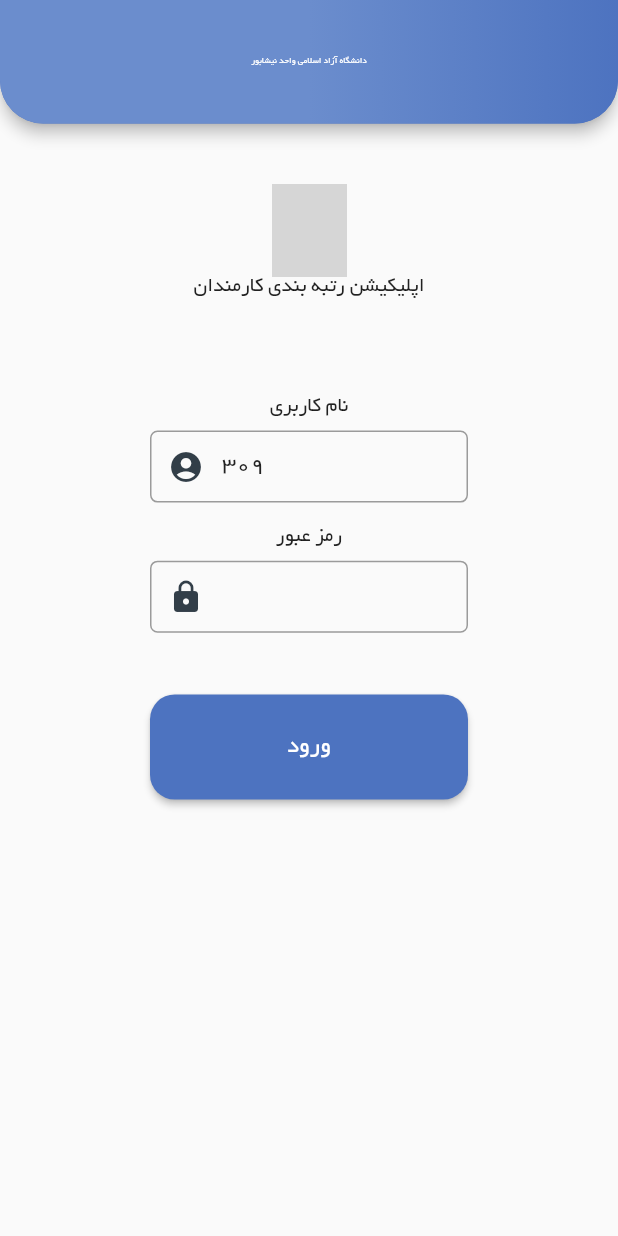
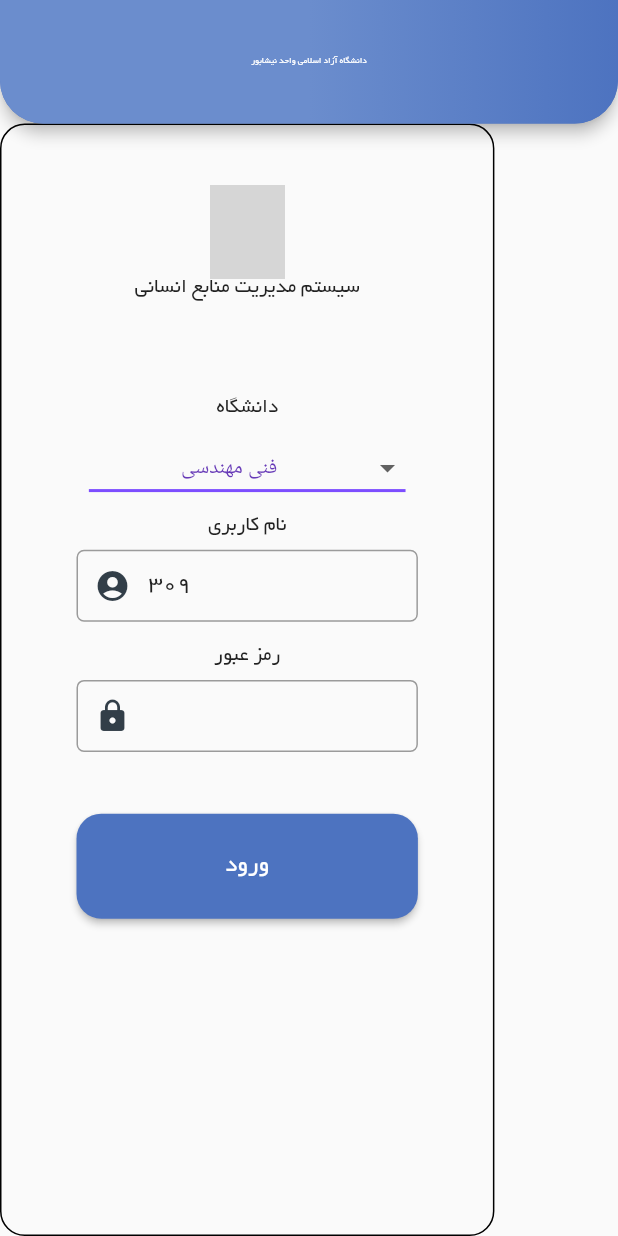
Before and after one commit to rasooltaghipoor/Automation-System, a Flutter app: the screen it shows after launch, on a phone screen of 412 x 824 dp. Run offline on Flutter 3.47's test engine with Material 2 defaults, Android fonts, the light colour scheme and no system bars; our stand-ins replace file_picker, flutter_svg, google_nav_bar, line_icons, responsive_framework, rxdart and 3 more; missing offline and left inert: google_speech, html_editor_enhanced, sound_stream, syncfusion_flutter_core; accounts and stored records are empty; grey boxes are pictures that could not be loaded.

Commit message:
Modifying login screen codes

```diff
--- a/lib/screens/login_screen.dart
+++ b/lib/screens/login_screen.dart
@@ -22,6 +22,8 @@ class Login extends StatefulWidget {
 
 class _LoginState extends State<Login> {
   final formKey = new GlobalKey<FormState>();
+
+  String dropdownValue = 'فنی مهندسی';
 
   String? _username, _password;
 
@@ -125,7 +127,18 @@ class _LoginState extends State<Login> {
         appBar: myCustomAppBar('دانشگاه آزاد اسلامی واحد نیشابور',
             SizeConfig.safeBlockVertical! * 10, null),
         body: Container(
-          padding: EdgeInsets.fromLTRB(100, 40, 100, 40),
+          decoration: BoxDecoration(
+              //color: Colors.yellow[100],
+              border: Border.all(
+                color: Colors.black,
+              ),
+              borderRadius: BorderRadius.all(
+                  Radius.circular(SizeConfig.safeBlockHorizontal! * 4))),
+          //color: Colors.lightBlue[100],
+          padding: const EdgeInsets.fromLTRB(50, 40, 50, 40),
+          width: MediaQuery.of(context).size.width >= 1100
+              ? SizeConfig.safeBlockHorizontal! * 40
+              : SizeConfig.safeBlockHorizontal! * 80,
           child: ListView(
             children: <Widget>[
               Form(
@@ -139,10 +152,45 @@ class _LoginState extends State<Login> {
                       height: 50 * 1.25,
                     ),
                     const Text(
-                      "اپلیکیشن رتبه بندی کارمندان",
+                      "سیستم مدیریت منابع انسانی",
                       style: TextStyle(fontFamily: SharedVars.fontFamily),
                     ),
                     SizedBox(height: SizeConfig.safeBlockVertical! * 8),
+                    const Text("دانشگاه"),
+                    //Expanded(
+                    Container(
+                        alignment: Alignment.center,
+                        padding:
+                            EdgeInsets.all(SizeConfig.safeBlockHorizontal! * 2),
+                        child: DropdownButton<String>(
+                          //hint: new Text("انتخاب ساختمان"),
+                          isExpanded: true,
+                          value: dropdownValue,
+                          //icon: const Icon(Icons.arrow_downward),
+                          iconSize: 24,
+                          elevation: 16,
+                          style: const TextStyle(color: Colors.deepPurple),
+                          underline: Container(
+                            height: 2,
+                            color: Colors.deepPurpleAccent,
+                          ),
+                          onChanged: (String? newValue) {
+                            setState(() {
+                              dropdownValue = newValue!;
+                            });
+                          },
+                          items: SharedVars.universities.keys
+                              .map<DropdownMenuItem<String>>((String value) {
+                            return DropdownMenuItem<String>(
+                              value: value,
+                              child: Center(
+                                child: Text(
+                                  value,
+                                ),
+                              ),
+                            );
+                          }).toList(),
+                        )),
                     label("نام کاربری"),
                     SizedBox(height: SizeConfig.safeBlockVertical),
                     usernameField,
--- a/lib/utils/shared_vars.dart
+++ b/lib/utils/shared_vars.dart
@@ -22,4 +22,12 @@ class SharedVars {
   static bool isWebApp = false;
   static var privateUrl = "http://teacher.iau-neyshabur.ac.ir";
   static var publicUrl = "http://teacher.iau-neyshabur.ac.ir";
+
+  static var universities = {
+    'فنی مهندسی': '1',
+    'علوم پایه': '2',
+    'علوم انسانی': '3',
+    'تربیت بدنی': '4',
+    'دانشکده مهارت (سما)': '5'
+  };
 }
```
